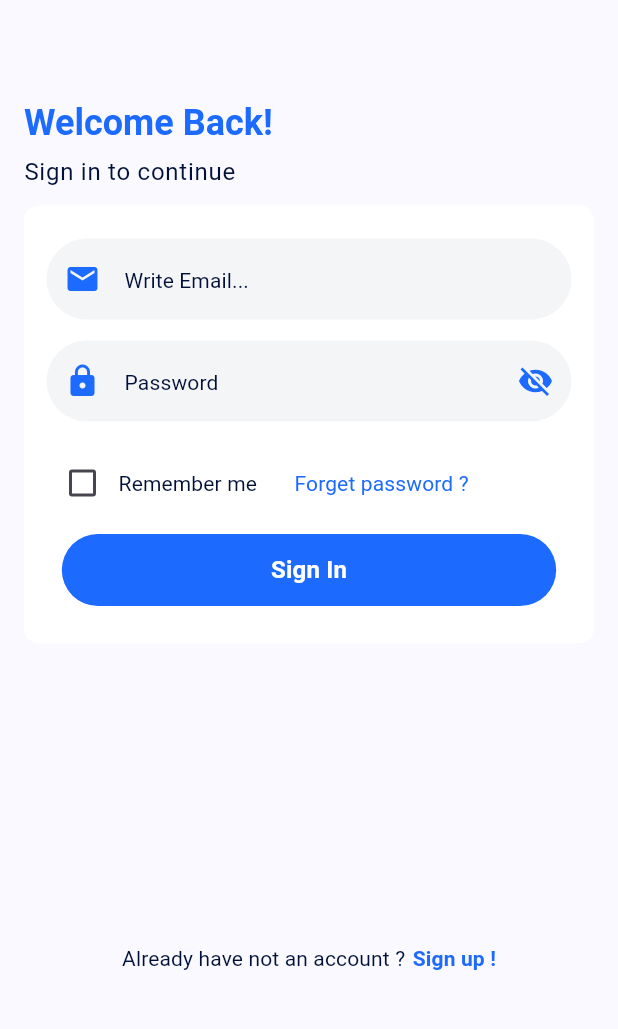
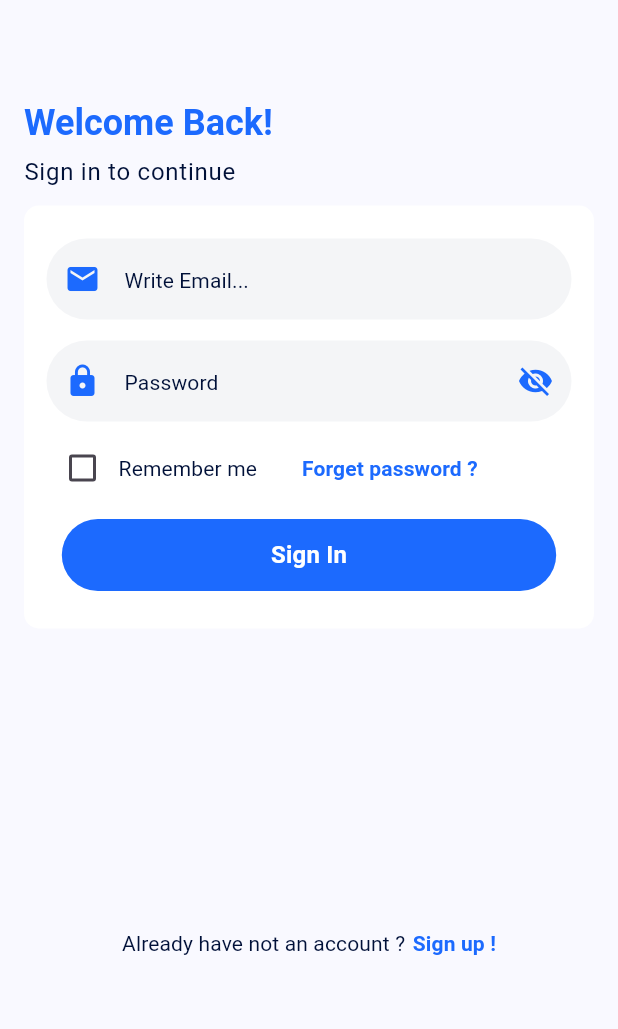
Before and after one commit to rishiakbari/NPC, a Flutter app: the SignInScreen screen opened by its route, on a phone screen of 412 x 824 dp, the part 84-1113 px from its top. Run offline on Flutter 3.47's test engine with Material 3 defaults, Android fonts, the phone set to English and light mode, and no system bars; our stand-ins replace country_code_picker, get, google_fonts, pinput, shared_preferences; accounts and stored records are empty.

Commit message:
minor changes set

```diff
--- a/lib/main.dart
+++ b/lib/main.dart
@@ -1,6 +1,8 @@
 import 'package:flutter/material.dart';
 import 'package:flutter/services.dart';
+import 'package:npc/screens/forget_password_email_sent.dart';
 import 'package:npc/screens/login_with_phone_number_screen.dart';
+import 'package:npc/screens/otp_screen.dart';
 import 'package:npc/screens/sign_in_screen.dart';
 import 'package:npc/screens/sign_up_screen.dart';
 import 'package:npc/screens/splash_screen.dart';
@@ -8,6 +10,7 @@ import 'package:npc/screens/welcome_login_screen.dart';
 import 'package:npc/screens/welcome_screen.dart';
 import 'package:npc/screens/welcome_v2_login_screen.dart';
 
+import 'screens/select_location_screen.dart';
 import 'utils/app_theme.dart';
 
 void main() {
@@ -37,6 +40,9 @@ class MyApp extends StatelessWidget {
         SignInScreen.routeName :(context) =>  const SignInScreen(),
         SignUpScreen.routeName :(context) =>  const SignUpScreen(),
         LoginWithPhoneNumberScreen.routeName :(context) =>  const LoginWithPhoneNumberScreen(),
+        SelectLocationScreen.routeName :(context) =>  const SelectLocationScreen(),
+        OtpScreen.routeName :(context) =>  const OtpScreen(),
+        ForgetPasswordEmailSentScreen.routeName :(context) =>  const ForgetPasswordEmailSentScreen(),
       },
     );
   }
--- a/lib/screens/sign_in_screen.dart
+++ b/lib/screens/sign_in_screen.dart
@@ -107,9 +107,6 @@ class _SignInScreenState extends State<SignInScreen> {
                                           ),
                                         )),
                                   )),
-                              const SizedBox(
-                                height: 10.0,
-                              ),
                               Row(
                                 children: [
                                   Checkbox(
@@ -129,16 +126,18 @@ class _SignInScreenState extends State<SignInScreen> {
                                         .copyWith(color: Colorz.textSelection),
                                   ),
                                   const SizedBox(
-                                    width: 25.0,
+                                    width: 30.0,
                                   ),
                                   InkWell(
-                                    onTap: () {},
+                                    onTap: () {
+                                      Navigator.pushNamed(context, '/forget-password-email-sent-screen');
+                                    },
                                     child: Text(
                                       "Forget password ?",
                                       style: Theme.of(context)
                                           .textTheme
                                           .titleSmall!
-                                          .copyWith(color: Colorz.main),
+                                          .copyWith(color: Colorz.main,fontWeight: FontWeight.w600),
                                     ),
                                   ),
                                 ],
@@ -149,7 +148,9 @@ class _SignInScreenState extends State<SignInScreen> {
                               RoundedButtonWidget(
                                 text: "Sign In",
                                 textColor: Colorz.simpleText,
-                                onPressed: () {},
+                                onPressed: () {
+                                  Navigator.pushNamed(context,  '/select-location-screen');
+                                },
                               ),
                             ],
                           ),
--- a/lib/screens/welcome_login_screen.dart
+++ b/lib/screens/welcome_login_screen.dart
@@ -47,7 +47,8 @@ class _WelcomeLoginScreenState extends State<WelcomeLoginScreen> {
                   RoundedButtonWidget(
                     text: "Continue with Phone Number",
                     textColor: Colorz.simpleText,
-                    isGradient: true,
+                    backgroundColor: Colorz.transparentBackground,
+                    // isGradient: true,
                     onPressed: () {
 
                     },
--- a/lib/screens/welcome_v2_login_screen.dart
+++ b/lib/screens/welcome_v2_login_screen.dart
@@ -70,7 +70,7 @@ class _WelcomeV2LoginScreenState extends State<WelcomeV2LoginScreen> {
                     RoundedButtonWidget(
                       text: "Register",
                       textColor: Colorz.simpleText,
-                      isGradient: true,
+                      backgroundColor: Colorz.transparentBackground,
                       onPressed: () {},
                     ),
                   ],
--- a/lib/widgets/custom_country_code_picker.dart
+++ b/lib/widgets/custom_country_code_picker.dart
@@ -17,9 +17,11 @@ class CustomCountryCodePicker extends StatelessWidget {
   Widget build(BuildContext context) {
     final Size displaySize = MediaQuery.of(context).size;
     return CountryCodePicker(
-      flagWidth: displaySize.width * 0.05,
+      flagDecoration : const ShapeDecoration(
+        shape: CircleBorder()),
       showFlag: true,
-      showDropDownButton: true,
+      // hideMainText: true,
+      showDropDownButton: false,
       barrierColor: Colorz.screenBackground,
       dialogSize: Size(displaySize.width * 0.8, displaySize.height * 0.7),
       boxDecoration: BoxDecoration(
--- a/lib/widgets/custom_rounded_button.dart
+++ b/lib/widgets/custom_rounded_button.dart
@@ -51,7 +51,7 @@ class RoundedButtonWidget extends StatelessWidget {
       ),
       child: MaterialButton(
         materialTapTargetSize: MaterialTapTargetSize.shrinkWrap,
-        shape: RoundedRectangleBorder(borderRadius: BorderRadius.circular(5.0)),
+        shape: RoundedRectangleBorder(borderRadius: BorderRadius.circular(30.0)),
         padding: padding ??
             const EdgeInsets.symmetric(
               vertical: 12.0,
```
Also changed, not shown: lib/screens/login_with_phone_number_screen.dart (+13 -2 lines), lib/screens/sign_up_screen.dart (+13 -0 lines).
